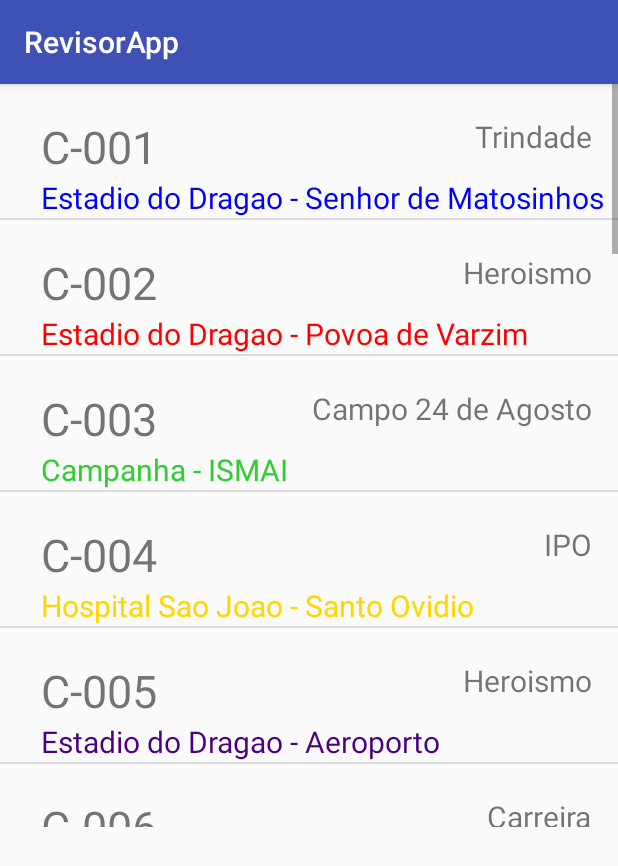
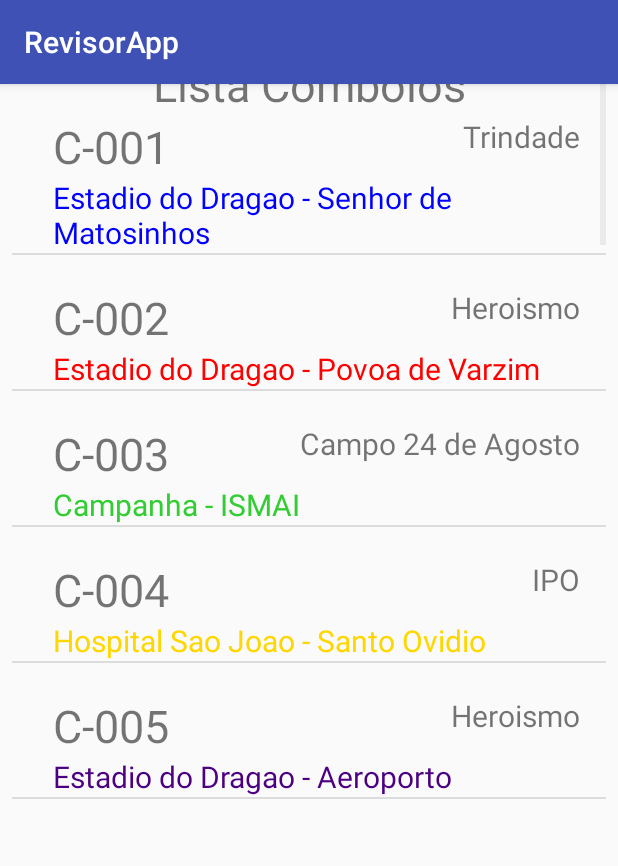
Before and after one commit to nadia-mourao/CCU_2018-19, an Android app: the ListaComboios screen opened directly, with no data from a screen before it, on a phone screen of 412 x 824 dp. Shown: the top 866 px of the screen. Run offline under Robolectric (Android 15) with nearby library versions, the phone set to English and light mode, and no system bars.

Commit message:
maybe will work

```diff
--- a/RevisorApp/app/src/main/java/pt/tecnico/ulisboa/revisorapp/ListaComboios.java
+++ b/RevisorApp/app/src/main/java/pt/tecnico/ulisboa/revisorapp/ListaComboios.java
@@ -7,7 +7,6 @@ import android.support.v7.app.AppCompatActivity;
 import android.view.View;
 import android.widget.AdapterView;
 import android.widget.ListView;
-import android.widget.TextView;
 
 public class ListaComboios extends AppCompatActivity {
 
@@ -28,8 +27,6 @@ public class ListaComboios extends AppCompatActivity {
 
         ComboiosAdapter comboiosAdapter = new ComboiosAdapter(this, id_comboios,sentidos, est_seg);
         myListView.setAdapter(comboiosAdapter);
-        TextView str_title = (TextView) findViewById(R.id.title_comboios);
-        str_title.setText("Lista de Comboios");
         myListView.setOnItemClickListener(new AdapterView.OnItemClickListener() {
             @Override
             public void onItemClick(AdapterView<?> adapterView, View view, int i, long l) {
--- a/RevisorApp/app/src/main/res/layout/activity_lista_comboios.xml
+++ b/RevisorApp/app/src/main/res/layout/activity_lista_comboios.xml
@@ -6,24 +6,30 @@
     android:layout_height="match_parent"
     tools:context="pt.tecnico.ulisboa.revisorapp.ListaComboios">
 
-    <EditText
-        android:id="@+id/title_comboios"
-        android:layout_width="wrap_content"
-        android:layout_height="wrap_content"
-        android:layout_marginBottom="8dp"
-        android:layout_marginStart="8dp"
-        android:ems="10"
-        android:inputType="textPersonName"
-        android:text="Comboios"
-        android:textSize="25sp"
-        app:layout_constraintBottom_toTopOf="@+id/list_comboios"
-        app:layout_constraintStart_toStartOf="parent" />
-
     <ListView
         android:id="@+id/list_comboios"
         android:layout_width="match_parent"
         android:layout_height="495dp"
-        tools:layout_editor_absoluteX="8dp"
+        android:layout_marginEnd="8dp"
+        android:layout_marginStart="8dp"
+        android:headerDividersEnabled="false"
+        app:layout_constraintEnd_toEndOf="parent"
+        app:layout_constraintStart_toStartOf="parent"
         tools:layout_editor_absoluteY="54dp" />
 
+    <TextView
+        android:id="@+id/textView"
+        android:layout_width="wrap_content"
+        android:layout_height="wrap_content"
+        android:layout_marginBottom="8dp"
+        android:layout_marginEnd="8dp"
+        android:layout_marginStart="8dp"
+        android:layout_marginTop="8dp"
+        android:text="@string/lista_comboios"
+        android:textSize="30sp"
+        app:layout_constraintBottom_toTopOf="@+id/list_comboios"
+        app:layout_constraintEnd_toEndOf="parent"
+        app:layout_constraintStart_toStartOf="parent"
+        app:layout_constraintTop_toTopOf="parent" />
+
 </android.support.constraint.ConstraintLayout>
--- a/RevisorApp/app/src/main/res/values/strings.xml
+++ b/RevisorApp/app/src/main/res/values/strings.xml
@@ -1,5 +1,8 @@
 <resources>
     <string name="app_name">RevisorApp</string>
+    <string name="lista_comboios">Lista Comboios</string>
+    <string name="desativar">Desativar</string>
+    <string name="esta_es_seguintes">Estações Seguintes</string>
     <string-array name="ID">
         <item>1</item>
         <item>2</item>
```
Also changed, not shown: RevisorApp/app/src/main/res/layout/activity_comboio_info.xml (+18 -14 lines).
